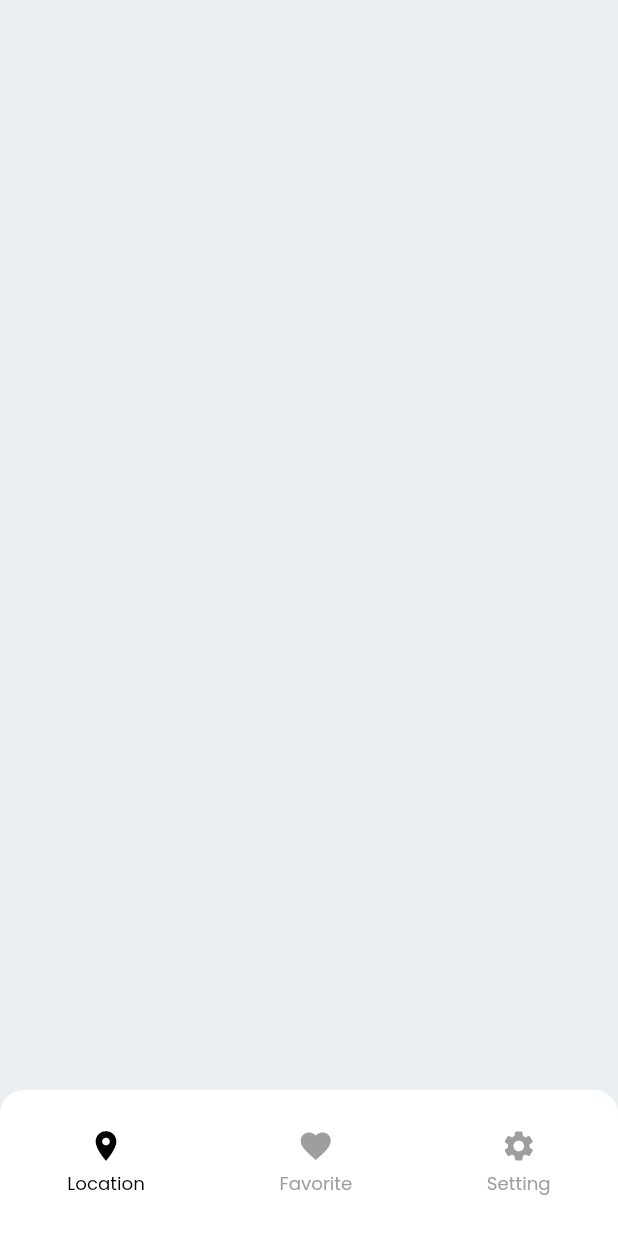
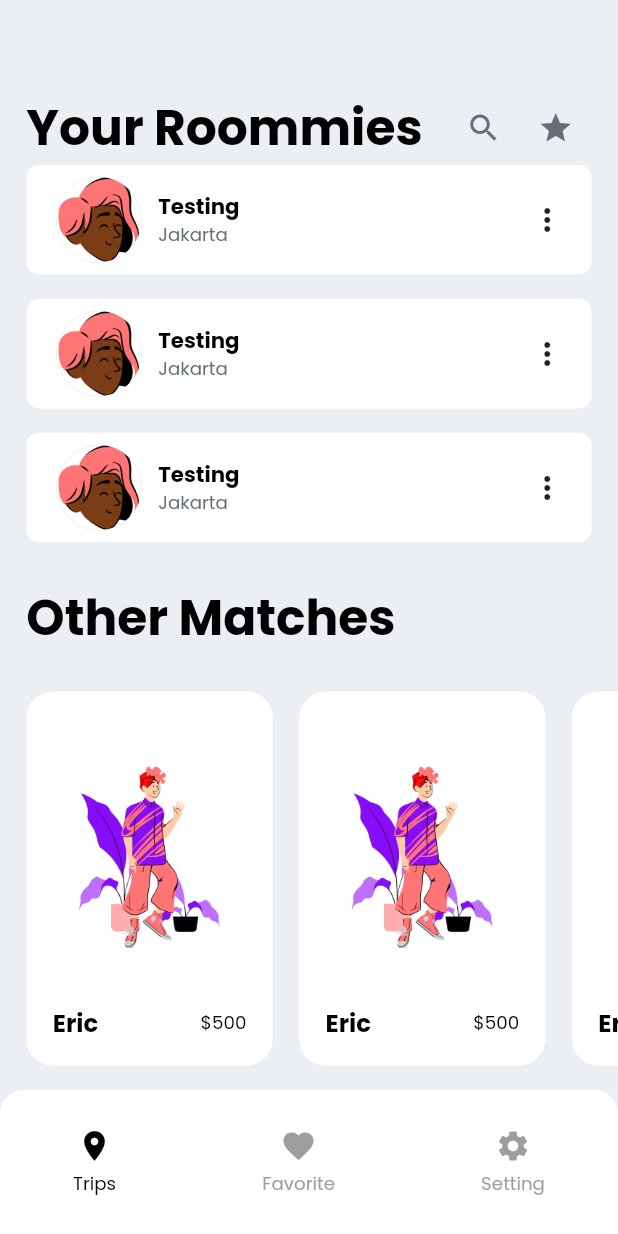
Before and after one commit to satriawarn/FlutterBooking, a Flutter app: the screen it shows after launch, on a phone screen of 412 x 824 dp. Run offline on Flutter 3.47's test engine with Material 2 defaults, Android fonts, the phone set to English and light mode, and no system bars; our stand-ins replace bloc, flutter_bloc, flutter_screenutil.

Commit message:
crate trips layout

```diff
--- a/lib/config/theme/theme.dart
+++ b/lib/config/theme/theme.dart
@@ -1,2 +1,3 @@
 export 'app_color.dart';
 export 'app_font.dart';
+export 'app_dimen.dart';
--- a/lib/presentation/pages/dashboard/component/bottom_menu.dart
+++ b/lib/presentation/pages/dashboard/component/bottom_menu.dart
@@ -26,7 +26,7 @@ class BottomMenu extends StatelessWidget {
           _buildItem(
             onTap: () => cubit.changeIndex(0),
             icon: Icons.location_on_sharp,
-            title: "Location",
+            title: "Trips",
             isSelected: cubit.state.selectedIndex == 0,
           ),
           _buildItem(
--- a/lib/presentation/pages/dashboard/dashboard_view.dart
+++ b/lib/presentation/pages/dashboard/dashboard_view.dart
@@ -1,5 +1,8 @@
 import 'package:booking_aja/config/theme/app_color.dart';
 import 'package:booking_aja/presentation/pages/dashboard/component/bottom_menu.dart';
+import 'package:booking_aja/presentation/pages/dashboard/favorite/favorite_view.dart';
+import 'package:booking_aja/presentation/pages/dashboard/settings/settings_view.dart';
+import 'package:booking_aja/presentation/pages/dashboard/trips/trips_view.dart';
 import 'package:flutter/material.dart';
 import 'package:flutter_bloc/flutter_bloc.dart';
 import 'package:flutter_screenutil/flutter_screenutil.dart';
@@ -25,7 +28,15 @@ class DashboardPage extends StatelessWidget {
       backgroundColor: AppColor.ink05,
       body: Column(
         children: [
-          const Expanded(child: SizedBox()),
+          Expanded(child: BlocBuilder<DashboardCubit, DashboardState>(
+            builder: (context, state) {
+              return state.selectedIndex == 0
+                  ? const TripsPage()
+                  : state.selectedIndex == 1
+                      ? const FavoritePage()
+                      : SettingsPage();
+            },
+          )),
           BlocBuilder<DashboardCubit, DashboardState>(
             builder: (context, state) {
               return BottomMenu(
--- /dev/null
+++ b/lib/presentation/pages/dashboard/favorite/favorite_cubit.dart
@@ -0,0 +1,7 @@
+import 'package:bloc/bloc.dart';
+
+import 'favorite_state.dart';
+
+class FavoriteCubit extends Cubit<FavoriteState> {
+  FavoriteCubit() : super(FavoriteState().init());
+}
--- /dev/null
+++ b/lib/presentation/pages/dashboard/favorite/favorite_state.dart
@@ -0,0 +1,9 @@
+class FavoriteState {
+  FavoriteState init() {
+    return FavoriteState();
+  }
+
+  FavoriteState clone() {
+    return FavoriteState();
+  }
+}
--- /dev/null
+++ b/lib/presentation/pages/dashboard/favorite/favorite_view.dart
@@ -0,0 +1,23 @@
+import 'package:flutter/material.dart';
+import 'package:flutter_bloc/flutter_bloc.dart';
+
+import 'favorite_cubit.dart';
+import 'favorite_state.dart';
+
+class FavoritePage extends StatelessWidget {
+  const FavoritePage({super.key});
+
+  @override
+  Widget build(BuildContext context) {
+    return BlocProvider(
+      create: (BuildContext context) => FavoriteCubit(),
+      child: Builder(builder: (context) => _buildPage(context)),
+    );
+  }
+
+  Widget _buildPage(BuildContext context) {
+    final cubit = BlocProvider.of<FavoriteCubit>(context);
+
+    return Container();
+  }
+}
--- /dev/null
+++ b/lib/presentation/pages/dashboard/settings/settings_cubit.dart
@@ -0,0 +1,7 @@
+import 'package:bloc/bloc.dart';
+
+import 'settings_state.dart';
+
+class SettingsCubit extends Cubit<SettingsState> {
+  SettingsCubit() : super(SettingsState().init());
+}
--- /dev/null
+++ b/lib/presentation/pages/dashboard/settings/settings_state.dart
@@ -0,0 +1,9 @@
+class SettingsState {
+  SettingsState init() {
+    return SettingsState();
+  }
+
+  SettingsState clone() {
+    return SettingsState();
+  }
+}
--- /dev/null
+++ b/lib/presentation/pages/dashboard/settings/settings_view.dart
@@ -0,0 +1,23 @@
+import 'package:flutter/material.dart';
+import 'package:flutter_bloc/flutter_bloc.dart';
+
+import 'settings_cubit.dart';
+import 'settings_state.dart';
+
+class SettingsPage extends StatelessWidget {
+  const SettingsPage({super.key});
+
+  @override
+  Widget build(BuildContext context) {
+    return BlocProvider(
+      create: (BuildContext context) => SettingsCubit(),
+      child: Builder(builder: (context) => _buildPage(context)),
+    );
+  }
+
+  Widget _buildPage(BuildContext context) {
+    final cubit = BlocProvider.of<SettingsCubit>(context);
+
+    return Container();
+  }
+}
--- /dev/null
+++ b/lib/presentation/pages/dashboard/trips/component/trips_footer.dart
@@ -0,0 +1,103 @@
+import 'package:booking_aja/data/src/img_string.dart';
+import 'package:booking_aja/utils/extension/double_extension.dart';
+import 'package:flutter/material.dart';
+import 'package:flutter_bloc/flutter_bloc.dart';
+import 'package:flutter_screenutil/flutter_screenutil.dart';
+
+import '../../../../../config/config.dart';
+import '../trips_cubit.dart';
+
+class TripsFooter extends StatelessWidget {
+  const TripsFooter({Key? key}) : super(key: key);
+
+  @override
+  Widget build(BuildContext context) {
+    final cubit = BlocProvider.of<TripsCubit>(context);
+
+    return Expanded(
+      child: Column(
+        crossAxisAlignment: CrossAxisAlignment.start,
+        children: [
+          _header(),
+          _roomiesList(context),
+        ],
+      ),
+    );
+  }
+
+  Widget _header() {
+    return Padding(
+      padding: EdgeInsets.only(
+        left: AppDimen.w16,
+        right: AppDimen.w16,
+        top: AppDimen.h24,
+      ),
+      child: Row(
+        mainAxisSize: MainAxisSize.max,
+        children: [
+          Text(
+            "Other Matches",
+            style: AppFont.h3,
+          ),
+          const Expanded(
+            child: SizedBox(),
+          ),
+        ],
+      ),
+    );
+  }
+
+  Widget _roomiesList(BuildContext context) {
+    return Expanded(
+      child: ListView.builder(
+        itemBuilder: (c, i) => _roommieItem(context),
+        itemCount: 3,
+        scrollDirection: Axis.horizontal,
+      ),
+    );
+  }
+
+  Widget _roommieItem(BuildContext context) {
+    return Container(
+      width: (MediaQuery.of(context).size.width / 2) - AppDimen.w38,
+      margin: EdgeInsets.only(
+        left: AppDimen.w16,
+        top: AppDimen.h24,
+        bottom: AppDimen.h16,
+      ),
+      padding: EdgeInsets.only(
+        right: AppDimen.w16,
+        left: AppDimen.w16,
+        bottom: AppDimen.h16,
+        top: 49.h,
+      ),
+      decoration: BoxDecoration(
+        color: AppColor.ink06,
+        borderRadius: BorderRadius.circular(AppDimen.w16),
+      ),
+      child: Column(
+        children: [
+          Expanded(
+            child: Image.asset(
+              ImgString.cittaPlants,
+            ),
+          ),
+          37.0.height,
+          Row(
+            mainAxisAlignment: MainAxisAlignment.spaceBetween,
+            children: [
+              Text(
+                "Eric",
+                style: AppFont.paragraphLargeBold,
+              ),
+              Text(
+                "\$500",
+                style: AppFont.paragraphSmall,
+              ),
+            ],
+          ),
+        ],
+      ),
+    );
+  }
+}
--- /dev/null
+++ b/lib/presentation/pages/dashboard/trips/component/trips_header.dart
@@ -0,0 +1,138 @@
+import 'package:booking_aja/config/config.dart';
+import 'package:booking_aja/config/theme/app_dimen.dart';
+import 'package:booking_aja/data/src/img_string.dart';
+import 'package:booking_aja/utils/extension/double_extension.dart';
+import 'package:flutter/material.dart';
+import 'package:flutter_bloc/flutter_bloc.dart';
+import 'package:flutter_screenutil/flutter_screenutil.dart';
+
+import '../trips_cubit.dart';
+
+class TripsHeader extends StatelessWidget {
+  const TripsHeader({Key? key}) : super(key: key);
+
+  @override
+  Widget build(BuildContext context) {
+    final cubit = BlocProvider.of<TripsCubit>(context);
+
+    return Expanded(
+      child: Column(
+        children: [
+          _header(),
+          _roomiesList(),
+        ],
+      ),
+    );
+  }
+
+  Widget _header() {
+    return Padding(
+      padding: EdgeInsets.only(
+          left: AppDimen.w16, right: AppDimen.w16, top: AppDimen.h60),
+      child: Row(
+        mainAxisSize: MainAxisSize.max,
+        children: [
+          Text(
+            "Your Roommies",
+            style: AppFont.h3,
+          ),
+          const Expanded(
+            child: SizedBox(),
+          ),
+          IconButton(
+            onPressed: () {},
+            icon: const Icon(
+              Icons.search,
+              color: AppColor.ink02,
+            ),
+          ),
+          IconButton(
+            onPressed: () {},
+            icon: const Icon(
+              Icons.star,
+              color: AppColor.ink02,
+            ),
+          ),
+        ],
+      ),
+    );
+  }
+
+  Widget _roomiesList() {
+    return Expanded(
+      child: ListView.builder(
+        itemBuilder: (c, i) => _roommieItem(),
+        itemCount: 3,
+      ),
+    );
+  }
+
+  Widget _roommieItem() {
+    return Container(
+      height: 72.0.h,
+      width: double.infinity,
+      margin: EdgeInsets.only(
+        bottom: AppDimen.h16,
+        left: AppDimen.w16,
+        right: AppDimen.w16,
+      ),
+      padding: EdgeInsets.symmetric(
+        horizontal: AppDimen.w16,
+        vertical: AppDimen.h8,
+      ),
+      decoration: BoxDecoration(
+        color: AppColor.ink06,
+        borderRadius: BorderRadius.circular(AppDimen.w8),
+      ),
+      child: Row(
+        children: [
+          _avatar(),
+          8.0.width,
+          Expanded(
+            child: Column(
+              crossAxisAlignment: CrossAxisAlignment.start,
+              mainAxisSize: MainAxisSize.min,
+              children: [
+                Text(
+                  "Testing",
+                  style: AppFont.paragraphMediumBold,
+                ),
+                Text(
+                  "Jakarta",
+                  style: AppFont.paragraphSmall.copyWith(
+                    color: AppColor.ink02,
+                  ),
+                ),
+              ],
+            ),
+          ),
+          const Icon(Icons.more_vert),
+        ],
+      ),
+    );
+  }
+
+  Widget _avatar() {
+    return SizedBox(
+      width: 56.w,
+      height: 56.h,
+      child: Stack(
+        children: [
+          Center(
+            child: CircleAvatar(
+              radius: 28.w,
+              backgroundColor: AppColor.ink03,
+            ),
+          ),
+          Center(
+            child: CircleAvatar(
+              radius: 26.w,
+              backgroundImage: const AssetImage(ImgString.avatar),
+              backgroundColor: AppColor.ink06,
+            ),
+          ),
+        ],
+      ),
+    );
+  }
+}
--- /dev/null
+++ b/lib/presentation/pages/dashboard/trips/trips_cubit.dart
@@ -0,0 +1,7 @@
+import 'package:bloc/bloc.dart';
+
+import 'trips_state.dart';
+
+class TripsCubit extends Cubit<TripsState> {
+  TripsCubit() : super(TripsState().init());
+}
--- /dev/null
+++ b/lib/presentation/pages/dashboard/trips/trips_state.dart
@@ -0,0 +1,9 @@
+class TripsState {
+  TripsState init() {
+    return TripsState();
+  }
+
+  TripsState clone() {
+    return TripsState();
+  }
+}
--- /dev/null
+++ b/lib/presentation/pages/dashboard/trips/trips_view.dart
@@ -0,0 +1,30 @@
+import 'package:booking_aja/presentation/pages/dashboard/trips/component/trips_footer.dart';
+import 'package:booking_aja/presentation/pages/dashboard/trips/component/trips_header.dart';
+import 'package:flutter/material.dart';
+import 'package:flutter_bloc/flutter_bloc.dart';
+
+import 'trips_cubit.dart';
+import 'trips_state.dart';
+
+class TripsPage extends StatelessWidget {
+  const TripsPage({super.key});
+
+  @override
+  Widget build(BuildContext context) {
+    return BlocProvider(
+      create: (BuildContext context) => TripsCubit(),
+      child: Builder(builder: (context) => _buildPage(context)),
+    );
+  }
+
+  Widget _buildPage(BuildContext context) {
+    final cubit = BlocProvider.of<TripsCubit>(context);
+
+    return Column(
+      children: const [
+        TripsHeader(),
+        TripsFooter(),
+      ],
+    );
+  }
+}
```
Also changed, not shown: 1 other file.
